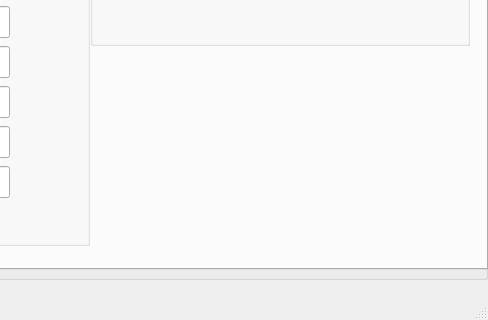
Before: the Qt Designer form src/mainwindow.ui in doe300/OHMComm-GUI, drawn with Qt 5; both pictures show x 312 to 800 and y 280 to 600 of the 800 by 600 pixel window.
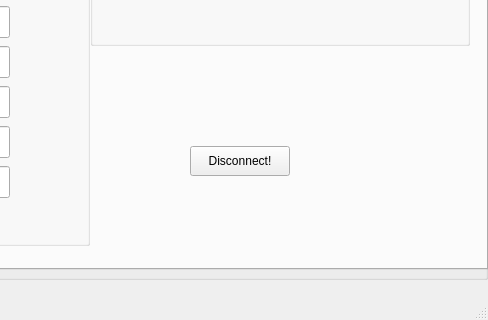
After: the same form once the commit is applied. The open tabs and pages were chosen to show the change.

What changed in the file:
```diff
--- a/src/mainwindow.ui
+++ b/src/mainwindow.ui
@@ -629,6 +629,19 @@
        <string>Quality</string>
       </property>
      </widget>
+     <widget class="QPushButton" name="disconnectButton">
+      <property name="geometry">
+       <rect>
+        <x>500</x>
+        <y>400</y>
+        <width>100</width>
+        <height>30</height>
+       </rect>
+      </property>
+      <property name="text">
+       <string>Disconnect!</string>
+      </property>
+     </widget>
     </widget>
     <widget class="QWidget" name="tab">
      <attribute name="title">
```
